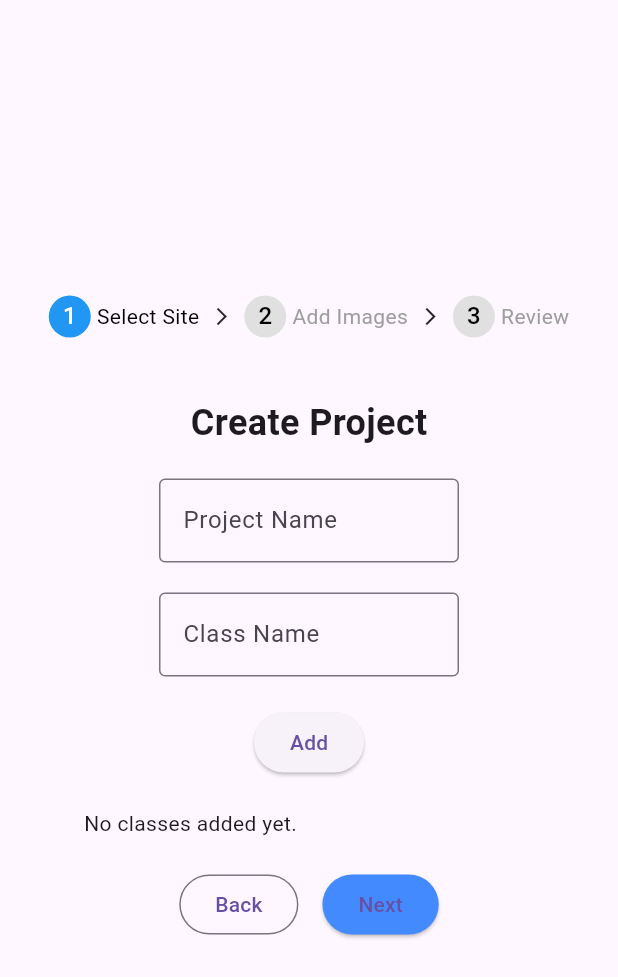
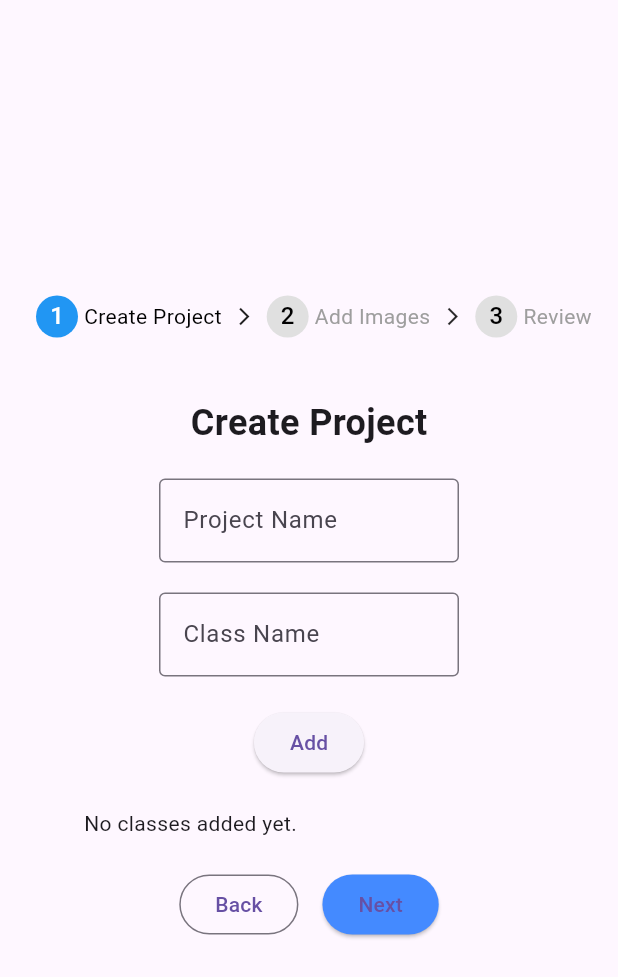
Before and after one commit to souncode/godey, a Flutter app: the Upload screen opened directly, on a phone screen of 412 x 824 dp. Shown: the top 977 px of the screen. Run offline on Flutter 3.47's test engine with Material 3 defaults, Android fonts, the phone set to English and light mode, and no system bars; our stand-ins replace dotted_border, flutter_slidable, flutter_speed_dial, flutter_svg, syncfusion_flutter_charts, table_calendar; missing offline and left inert: dart:html.

Commit message:
from lenovo

```diff
--- a/lib/responsive/vision/project_upload.dart
+++ b/lib/responsive/vision/project_upload.dart
@@ -14,15 +14,11 @@ class Upload extends StatefulWidget {
 
 class _UploadState extends State<Upload> {
   int _currentStep = 0;
-  final List<String> _steps = ["Select Site", "Add Images", "Review"];
+  final List<String> _steps = ["Create Project", "Add Images", "Review"];
 
   final TextEditingController _projectNameController = TextEditingController();
   final TextEditingController _classNameController = TextEditingController();
-
-  // Danh sách class đã thêm
   List<String> _classList = [];
-
-  // Chỉ số class đang sửa, -1 nếu không đang sửa
   int _editingIndex = -1;
 
   @override
@@ -152,7 +148,7 @@ class _UploadState extends State<Upload> {
                   const SizedBox(height: 20),
                 ] else ...[
                   const Text(
-                    "Review Step (Chưa cài đặt nội dung)",
+                    "XXXXXXXXXXX",
                     style: TextStyle(fontSize: 18),
                   ),
                   const SizedBox(height: 20),
```
Also changed, not shown: lib/responsive/vision/projects.dart (+0 -22 lines), lib/responsive/vision/vision_home.dart (+40 -6 lines).
